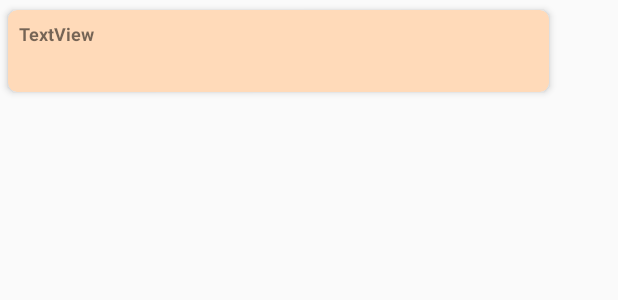
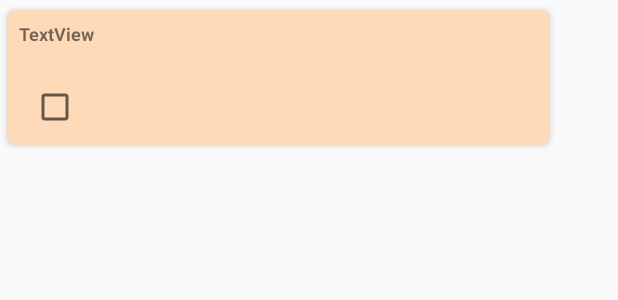
Before and after one commit to MegaMaduratna128/2019-quiz-2-MegaMaduratna128, an Android app: the layout item_todo.xml on its own in the app's theme, with its tools: preview values and no code run, on a phone screen of 412 x 824 dp. Shown: the top 300 px of the screen. Run offline under Robolectric (Android 15) with nearby library versions, the light colour scheme and no system bars; network calls fail.

Commit message:
progres kuis2

```diff
--- a/app/src/main/java/id/ac/polinema/todoretrofit/services/TodoService.java
+++ b/app/src/main/java/id/ac/polinema/todoretrofit/services/TodoService.java
@@ -21,12 +21,15 @@ public interface TodoService {
 	@POST("/v1/todos")
 	Call<Envelope<Todo>> addTodo(@Body Todo todo);
 
-
 	@PUT("/v1/todos/{id}")
 	Call<Envelope<Todo>> updateTodo(@Path("id") String id,@Body Todo todo);
 
 	@DELETE("/v1/todos/{id}")
 	Call<Envelope<Todo>> deleteTodo(@Path("id") int id);
 
+	@POST("/v1/todos/{id}/done")
+	Call<Envelope<Todo>> setDone(@Path("id") int id);
 
+	@POST("/v1/todos/{id}/undone")
+	Call<Envelope<Todo>> setUndone(@Path("id") int id);
 }
--- a/app/src/main/res/layout/item_todo.xml
+++ b/app/src/main/res/layout/item_todo.xml
@@ -25,6 +25,15 @@
             android:textSize="12dp"
             android:textStyle="bold" />
 
+        <CheckBox
+            android:id="@+id/done"
+            android:layout_width="wrap_content"
+            android:layout_height="35dp"
+            android:layout_marginStart="8dp"
+            android:layout_marginEnd="8dp"
+          />
+
+
     </LinearLayout>
 
 </android.support.v7.widget.CardView>
--- a/app/src/main/res/menu/menu_main.xml
+++ b/app/src/main/res/menu/menu_main.xml
@@ -2,8 +2,6 @@
 
 	<menu tools:context="id.ac.polinema.todoretrofit.activities.MainActivity" xmlns:tools="http://schemas.android.com/tools" xmlns:app="http://schemas.android.com/apk/res-auto" xmlns:android="http://schemas.android.com/apk/res/android">
 
-	<item android:title="@string/action_settings" app:showAsAction="never" android:orderInCategory="100" android:id="@+id/action_settings"/>
-
-	<item android:title="logout" app:showAsAction="never" android:orderInCategory="100" android:id="@+id/action_logout"/>
+	<item android:title="Logout" app:showAsAction="never" android:orderInCategory="100" android:id="@+id/action_logout"/>
 
 </menu>
```
Also changed, not shown: app/src/main/java/id/ac/polinema/todoretrofit/activities/MainActivity.java (+31 -6 lines), app/src/main/java/id/ac/polinema/todoretrofit/adapters/TodoAdapter.java (+88 -3 lines).
